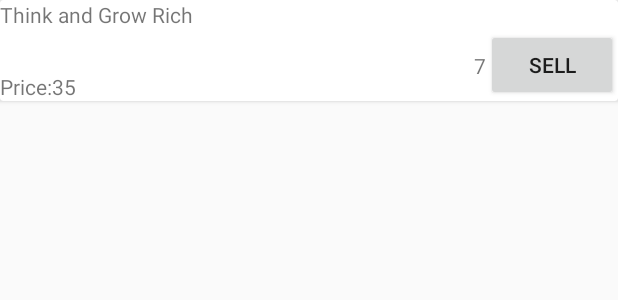
After one commit to Hossam-Tarek/Inventory, an Android app: the layout list_item.xml on its own in the app's theme, with its tools: preview values and no code run, on a phone screen of 412 x 824 dp. The commit adds this screen. Shown: the top 300 px of the screen. Run offline under Robolectric (Android 15) with nearby library versions, the phone set to English and light mode, and no system bars.

Commit message:
Add list item layout

```diff
--- a/app/build.gradle
+++ b/app/build.gradle
@@ -23,6 +23,7 @@ dependencies {
     implementation 'com.android.support:appcompat-v7:27.1.1'
     implementation 'com.android.support.constraint:constraint-layout:1.1.2'
     implementation 'com.android.support:design:27.1.1'
+    implementation 'com.android.support:cardview-v7:27.1.1'
     testImplementation 'junit:junit:4.12'
     androidTestImplementation 'com.android.support.test:runner:1.0.2'
     androidTestImplementation 'com.android.support.test.espresso:espresso-core:3.0.2'
--- /dev/null
+++ b/app/src/main/res/layout/list_item.xml
@@ -0,0 +1,36 @@
+<?xml version="1.0" encoding="utf-8"?>
+<android.support.v7.widget.CardView xmlns:android="http://schemas.android.com/apk/res/android"
+    android:layout_width="match_parent"
+    android:layout_height="wrap_content"
+    xmlns:tools="http://schemas.android.com/tools">
+
+    <android.support.constraint.ConstraintLayout
+        android:layout_width="match_parent"
+        android:layout_height="wrap_content">
+
+        <TextView
+            android:id="@+id/product_name_text_view"
+            style="@style/ProductNameTextView"
+            tools:text="Think and Grow Rich"/>
+
+        <TextView
+            android:id="@+id/price_label_text_view"
+            style="@style/PriceLabelTextView"
+            android:text="@string/price_label"/>
+
+        <TextView
+            android:id="@+id/price_text_view"
+            style="@style/PriceTextView"
+            tools:text="35"/>
+
+        <TextView
+            android:id="@+id/quantity_text_view"
+            style="@style/QuantityTextView"
+            tools:text="7"/>
+
+        <Button
+            android:id="@+id/sell_button"
+            style="@style/SellButton"
+            android:text="@string/sell_button_label"/>
+    </android.support.constraint.ConstraintLayout>
+</android.support.v7.widget.CardView>
--- a/app/src/main/res/values/strings.xml
+++ b/app/src/main/res/values/strings.xml
@@ -42,4 +42,10 @@
 
     <!-- Error message for the user to enter a valid number -->
     <string name="err_msg_non_valid_number">Enter a valid number</string>
+
+    <!-- Price Label for list item to show next to it the price ex(Price: 25) -->
+    <string name="price_label">Price:</string>
+
+    <!-- Button label to sell a product -->
+    <string name="sell_button_label">Sell</string>
 </resources>
--- a/app/src/main/res/values/styles.xml
+++ b/app/src/main/res/values/styles.xml
@@ -27,4 +27,46 @@
         <item name="android:layout_height">wrap_content</item>
         <item name="android:maxLines">1</item>
     </style>
+
+    <!-- Style for product name text view -->
+     <style name="ProductNameTextView">
+         <item name="android:layout_width">match_parent</item>
+         <item name="android:layout_height">wrap_content</item>
+         <item name="layout_constraintStart_toStartOf">parent</item>
+         <item name="layout_constraintTop_toTopOf">parent</item>
+     </style>
+
+    <!-- Style for price label text view -->
+    <style name="PriceLabelTextView">
+        <item name="android:layout_width">wrap_content</item>
+        <item name="android:layout_height">wrap_content</item>
+        <item name="layout_constraintBottom_toBottomOf">parent</item>
+        <item name="layout_constraintStart_toStartOf">parent</item>
+    </style>
+
+    <!-- Style for the product price text view -->
+    <style name="PriceTextView">
+        <item name="android:layout_width">wrap_content</item>
+        <item name="android:layout_height">wrap_content</item>
+        <item name="layout_constraintBottom_toBottomOf">parent</item>
+        <item name="layout_constraintStart_toEndOf">@id/price_label_text_view</item>
+    </style>
+
+    <!-- Style for product quantity text view -->
+    <style name="QuantityTextView">
+        <item name="android:layout_width">wrap_content</item>
+        <item name="android:layout_height">wrap_content</item>
+        <item name="layout_constraintBottom_toBottomOf">parent</item>
+        <item name="layout_constraintEnd_toStartOf">@id/sell_button</item>
+        <item name="layout_constraintTop_toBottomOf">@id/product_name_text_view</item>
+    </style>
+
+    <!-- Style for sell button -->
+    <style name="SellButton">
+        <item name="android:layout_width">wrap_content</item>
+        <item name="android:layout_height">wrap_content</item>
+        <item name="layout_constraintEnd_toEndOf">parent</item>
+        <item name="layout_constraintBottom_toBottomOf">parent</item>
+        <item name="layout_constraintTop_toBottomOf">@id/product_name_text_view</item>
+    </style>
 </resources>
```
